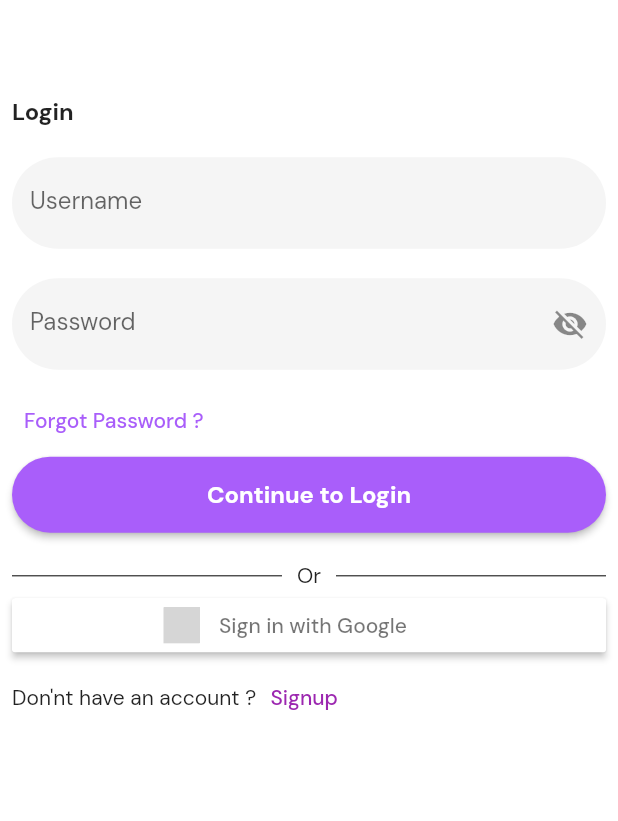
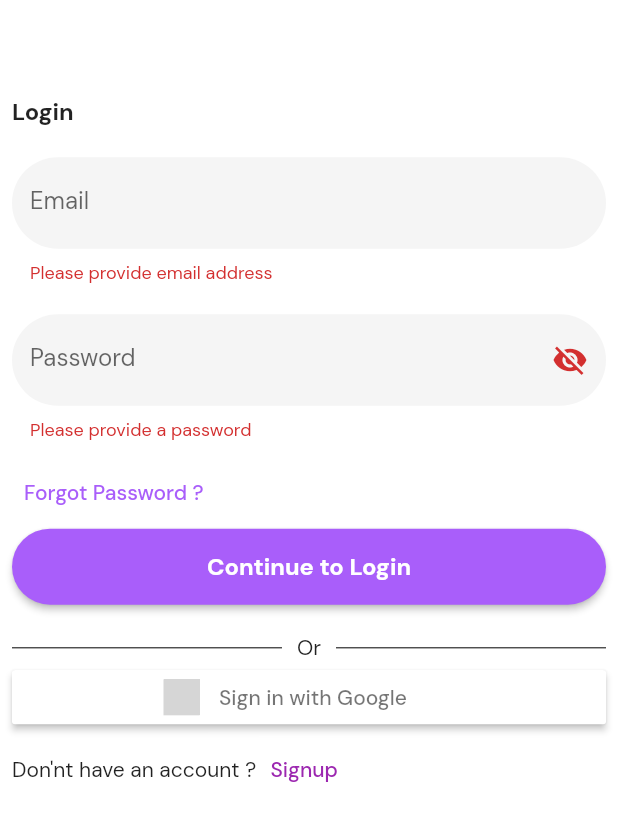
Before and after one commit to Shaleenokotch/furniture-app, a Flutter app: the screen it shows after launch, after a tap on "Continue to Login", on a phone screen of 412 x 824 dp. Shown: the top 821 px of the screen. Run offline on Flutter 3.47's test engine with Material 2 defaults, Android fonts, the phone set to English and light mode, and no system bars; our stand-ins replace firebase_auth, firebase_core, firebase_database, flutter_signin_button, google_fonts; accounts and stored records are empty; grey boxes are pictures that could not be loaded.

```diff
--- a/lib/screens/login/component/login_widget.dart
+++ b/lib/screens/login/component/login_widget.dart
@@ -1,6 +1,7 @@
 import 'package:flutter/material.dart';
 import 'package:flutter_signin_button/button_list.dart';
 import 'package:flutter_signin_button/button_view.dart';
+import 'package:furniture/auth/authenticate.dart';
 import 'package:furniture/components/horizontaltext.dart';
 import 'package:furniture/components/texttitle.dart';
 import 'package:furniture/screens/signup/signup.dart';
@@ -24,9 +25,11 @@ class _LoginWidgetState extends State<LoginWidget> {
 
   @override
   Widget build(BuildContext context) {
-    return Container(
+    return SingleChildScrollView(
+      child: Container(
         padding: const EdgeInsets.all(8.0),
         child: Form(
+          key: formKey,
           child: Column(
             crossAxisAlignment: CrossAxisAlignment.start,
             children: [
@@ -38,15 +41,15 @@ class _LoginWidgetState extends State<LoginWidget> {
               ),
               TextFormField(
                 controller: usernameController,
-              validator: (value){
-                if(value!.isEmpty){
-                  return "Please provide a username";
+                validator: (value) {
+                  if (value!.isEmpty) {
+                    return "Please provide email address";
                   }
                   return null;
                 },
                 decoration: InputDecoration(
                     filled: true,
-                  labelText: "Username",
+                    labelText: "Email",
                     border: OutlineInputBorder(
                         borderRadius:
                             BorderRadius.circular(SizeConfig.defaultSize * 8),
@@ -58,8 +61,8 @@ class _LoginWidgetState extends State<LoginWidget> {
               TextFormField(
                 controller: passwordController,
                 obscureText: obscurePass,
-              validator: (value){
-                if(value!.isEmpty){
+                  validator: (value) {
+                    if (value!.isEmpty) {
                       return "Please provide a password";
                     }
                     return null;
@@ -93,7 +96,12 @@ class _LoginWidgetState extends State<LoginWidget> {
               SizedBox(
                 width: double.infinity,
                 child: ElevatedButton(
-                onPressed: () {},
+                  onPressed: () {
+                    if (formKey.currentState!.validate()) {
+                      Authenticate().loginUser(
+                          usernameController.text, passwordController.text, context);
+                    }
+                  },
                   style: ElevatedButton.styleFrom(
                       backgroundColor: kPrimaryColor,
                       shape: RoundedRectangleBorder(
@@ -121,16 +129,20 @@ class _LoginWidgetState extends State<LoginWidget> {
               Row(
                 children: [
                   const Text("Don\'nt have an account ?"),
-                TextButton(onPressed: (){
-                  Navigator.push(context, MaterialPageRoute(builder: (context){
+                  TextButton(
+                      onPressed: () {
+                        Navigator.push(context,
+                            MaterialPageRoute(builder: (context) {
                           return const Signup();
                         }));
-                }, child: const Text("Signup"))
+                      },
+                      child: const Text("Signup"))
                 ],
               )
             ],
           ),
         ),
+      ),
     );
   }
 }
```
Also changed, not shown: lib/screens/signup/component/signupwidget.dart (+16 -8 lines), 1 other file. Lines whose indentation alone changed are shown as unchanged.
